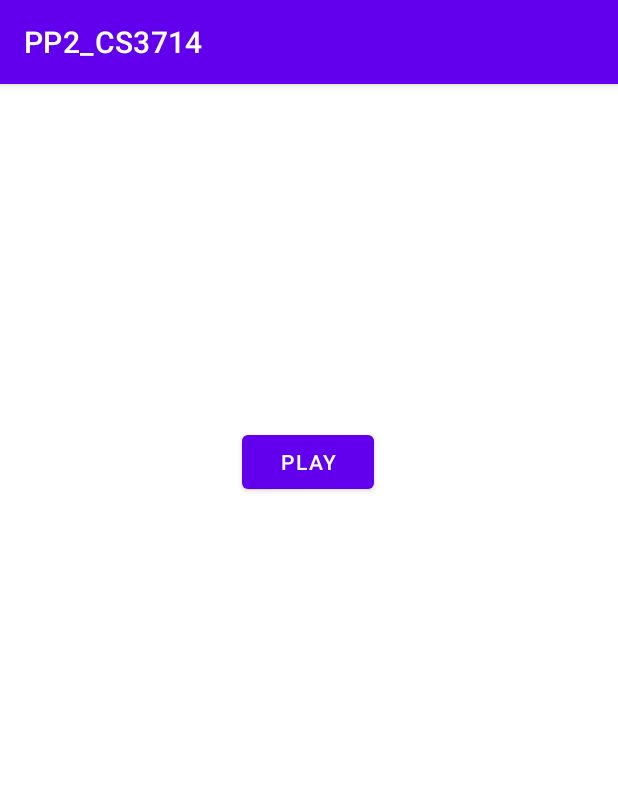
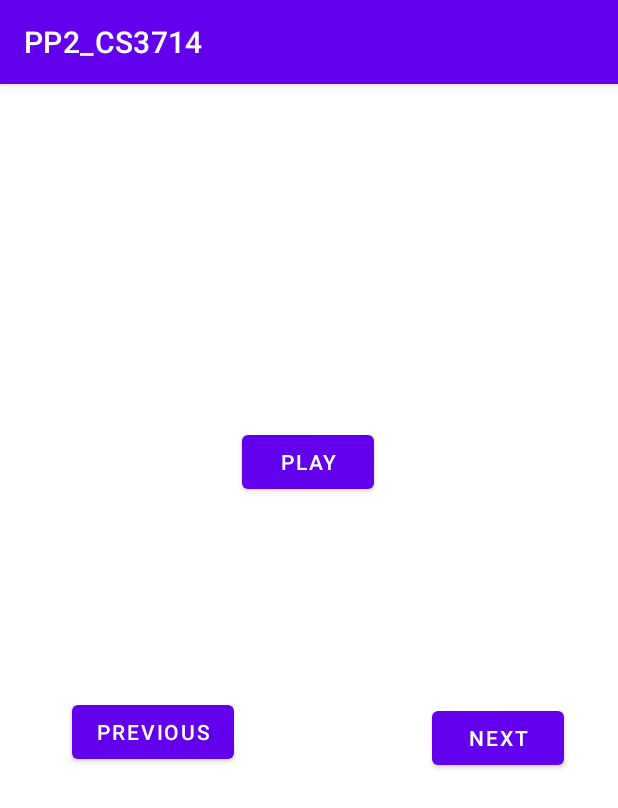
Before and after one commit to tranthai09/PP2_CS3714, an Android app: the screen it shows after launch (MainActivity), on a phone screen of 412 x 824 dp. Shown: the top 808 px of the screen. Run offline under Robolectric (Android 15) with nearby library versions, the phone set to English and light mode, and no system bars.

Commit message:
Create 2 classes

```diff
--- a/app/src/main/res/layout/activity_main.xml
+++ b/app/src/main/res/layout/activity_main.xml
@@ -7,7 +7,7 @@
     tools:context=".MainActivity">
 
     <Button
-        android:id="@+id/button"
+        android:id="@+id/btn_play_pause"
         android:layout_width="wrap_content"
         android:layout_height="wrap_content"
         android:layout_marginTop="228dp"
@@ -16,4 +16,24 @@
         app:layout_constraintHorizontal_bias="0.498"
         app:layout_constraintStart_toStartOf="parent"
         app:layout_constraintTop_toTopOf="parent" />
+
+    <Button
+        android:id="@+id/btn_previous"
+        android:layout_width="wrap_content"
+        android:layout_height="wrap_content"
+        android:layout_marginStart="48dp"
+        android:layout_marginTop="132dp"
+        android:text="Previous"
+        app:layout_constraintStart_toStartOf="parent"
+        app:layout_constraintTop_toBottomOf="@+id/btn_play_pause" />
+
+    <Button
+        android:id="@+id/btn_next"
+        android:layout_width="wrap_content"
+        android:layout_height="wrap_content"
+        android:layout_marginTop="136dp"
+        android:layout_marginEnd="36dp"
+        android:text="Next"
+        app:layout_constraintEnd_toEndOf="parent"
+        app:layout_constraintTop_toBottomOf="@+id/btn_play_pause" />
 </androidx.constraintlayout.widget.ConstraintLayout>
```
Also changed, not shown: app/src/main/java/com/example/pp2_cs3714/MusicCompletionRecevier.java (added, +24 -0 lines), app/src/main/java/com/example/pp2_cs3714/MusicPlayer.java (added, +70 -0 lines).
